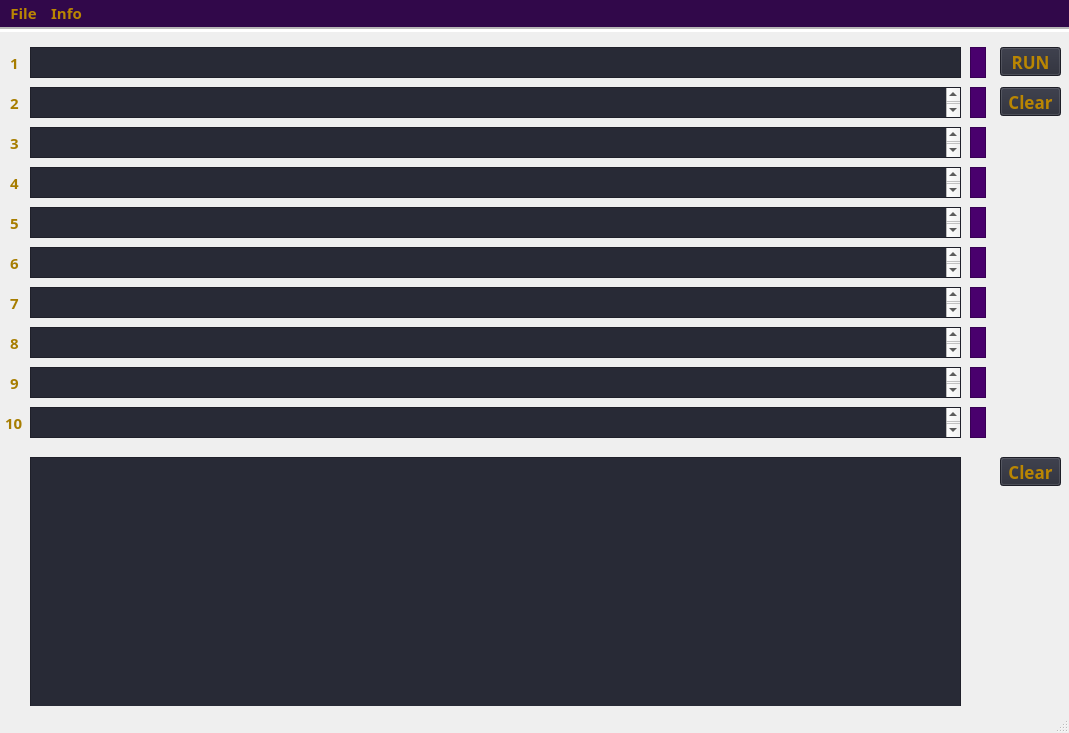
Before: the Qt Designer form gui/mainwindow.ui in AbuRahman10/IDE, drawn with Qt 5.
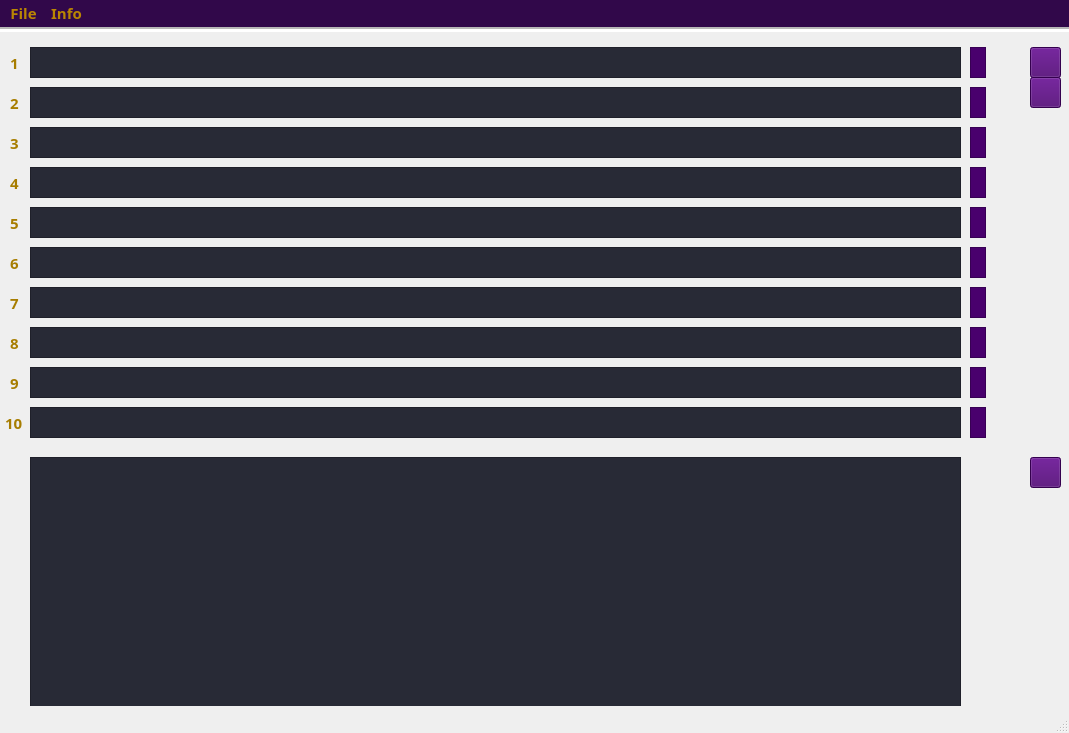
After: the same form once the commit is applied. Icons and pictures are not drawn.

Commit message: Scroll Bars Off, Play and Delete Button

Diff of the .ui file:
```diff
--- a/gui/mainwindow.ui
+++ b/gui/mainwindow.ui
@@ -93,10 +93,10 @@
    <widget class="QPushButton" name="RUN">
     <property name="geometry">
      <rect>
-      <x>1000</x>
+      <x>1030</x>
       <y>20</y>
-      <width>61</width>
-      <height>29</height>
+      <width>31</width>
+      <height>31</height>
      </rect>
     </property>
     <property name="styleSheet">
@@ -104,12 +104,22 @@
     font-family: 'Fira Code', monospace;
     font-size: 17px; /* Adjust the font size as needed */
     line-height: 1.5; /* Adjust the line height for better readability */
-    background-color: #282a36; /* Dracula background color */
+    background-color: #49006d; /* Dracula background color */
     color: #ba8602; /* Dracula text color */
 }</string>
     </property>
     <property name="text">
-     <string>RUN</string>
+     <string/>
+    </property>
+    <property name="icon">
+     <iconset>
+      <normaloff>run.png</normaloff>run.png</iconset>
+    </property>
+    <property name="iconSize">
+     <size>
+      <width>30</width>
+      <height>20</height>
+     </size>
     </property>
     <property name="checkable">
      <bool>true</bool>
@@ -210,6 +220,9 @@
     color: #ba8602; /* Dracula text color */
 }</string>
     </property>
+    <property name="verticalScrollBarPolicy">
+     <enum>Qt::ScrollBarAlwaysOff</enum>
+    </property>
     <property name="readOnly">
      <bool>false</bool>
     </property>
@@ -239,6 +252,9 @@
     color: #ba8602; /* Dracula text color */
 }</string>
     </property>
+    <property name="verticalScrollBarPolicy">
+     <enum>Qt::ScrollBarAlwaysOff</enum>
+    </property>
     <property name="readOnly">
      <bool>false</bool>
     </property>
@@ -268,6 +284,9 @@
     color: #ba8602; /* Dracula text color */
 }</string>
     </property>
+    <property name="verticalScrollBarPolicy">
+     <enum>Qt::ScrollBarAlwaysOff</enum>
+    </property>
     <property name="readOnly">
      <bool>false</bool>
     </property>
@@ -297,6 +316,9 @@
     color: #ba8602; /* Dracula text color */
 }</string>
     </property>
+    <property name="verticalScrollBarPolicy">
+     <enum>Qt::ScrollBarAlwaysOff</enum>
+    </property>
     <property name="readOnly">
      <bool>false</bool>
     </property>
@@ -326,6 +348,9 @@
     color: #ba8602; /* Dracula text color */
 }</string>
     </property>
+    <property name="verticalScrollBarPolicy">
+     <enum>Qt::ScrollBarAlwaysOff</enum>
+    </property>
     <property name="readOnly">
      <bool>false</bool>
     </property>
@@ -355,6 +380,9 @@
     color: #ba8602; /* Dracula text color */
 }</string>
     </property>
+    <property name="verticalScrollBarPolicy">
+     <enum>Qt::ScrollBarAlwaysOff</enum>
+    </property>
     <property name="readOnly">
      <bool>false</bool>
     </property>
@@ -384,6 +412,9 @@
     color: #ba8602; /* Dracula text color */
 }</string>
     </property>
+    <property name="verticalScrollBarPolicy">
+     <enum>Qt::ScrollBarAlwaysOff</enum>
+    </property>
     <property name="readOnly">
      <bool>false</bool>
     </property>
@@ -413,6 +444,9 @@
     color: #ba8602; /* Dracula text color */
 }</string>
     </property>
+    <property name="verticalScrollBarPolicy">
+     <enum>Qt::ScrollBarAlwaysOff</enum>
+    </property>
     <property name="readOnly">
      <bool>false</bool>
     </property>
@@ -442,6 +476,9 @@
     color: #ba8602; /* Dracula text color */
 }</string>
     </property>
+    <property name="verticalScrollBarPolicy">
+     <enum>Qt::ScrollBarAlwaysOff</enum>
+    </property>
     <property name="readOnly">
      <bool>false</bool>
     </property>
@@ -901,32 +938,45 @@
    <widget class="QPushButton" name="clearInput">
     <property name="geometry">
      <rect>
-      <x>1000</x>
-      <y>60</y>
-      <width>61</width>
-      <height>29</height>
+      <x>1030</x>
+      <y>50</y>
+      <width>31</width>
+      <height>31</height>
      </rect>
     </property>
+    <property name="autoFillBackground">
+     <bool>false</bool>
+    </property>
     <property name="styleSheet">
      <string notr="true">QPushButton {
     font-family: 'Fira Code', monospace;
     font-size: 17px; /* Adjust the font size as needed */
     line-height: 1.5; /* Adjust the line height for better readability */
-    background-color: #282a36; /* Dracula background color */
+    background-color: #49006d; /* Dracula background color */
     color: #ba8602; /* Dracula text color */
 }</string>
     </property>
     <property name="text">
-     <string>Clear</string>
+     <string/>
+    </property>
+    <property name="icon">
+     <iconset>
+      <normaloff>clear.png</normaloff>clear.png</iconset>
+    </property>
+    <property name="iconSize">
+     <size>
+      <width>30</width>
+      <height>20</height>
+     </size>
     </property>
    </widget>
    <widget class="QPushButton" name="clearConsole">
     <property name="geometry">
      <rect>
-      <x>1000</x>
+      <x>1030</x>
       <y>430</y>
-      <width>61</width>
-      <height>29</height>
+      <width>31</width>
+      <height>31</height>
      </rect>
     </property>
     <property name="styleSheet">
@@ -934,12 +984,22 @@
     font-family: 'Fira Code', monospace;
     font-size: 17px; /* Adjust the font size as needed */
     line-height: 1.5; /* Adjust the line height for better readability */
-    background-color: #282a36; /* Dracula background color */
+    background-color: #49006d; /* Dracula background color */
     color: #ba8602; /* Dracula text color */
 }</string>
     </property>
     <property name="text">
-     <string>Clear</string>
+     <string/>
+    </property>
+    <property name="icon">
+     <iconset>
+      <normaloff>clear.png</normaloff>clear.png</iconset>
+    </property>
+    <property name="iconSize">
+     <size>
+      <width>30</width>
+      <height>20</height>
+     </size>
     </property>
    </widget>
   </widget>
```
The commit also changes 6 other files.
